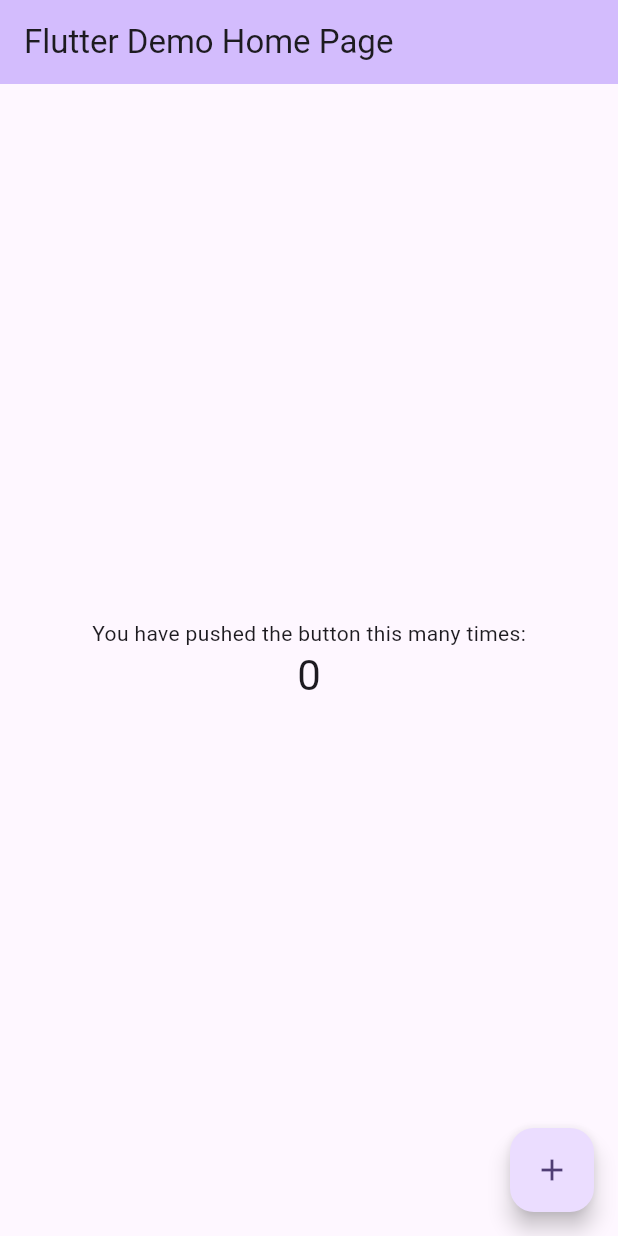
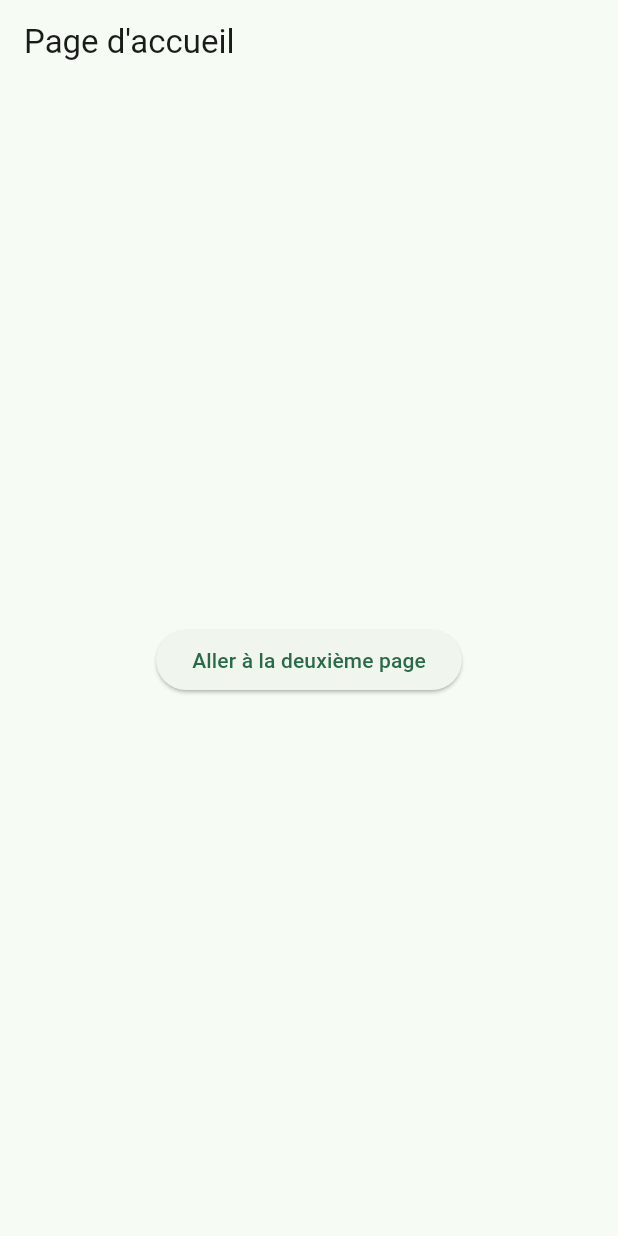
Before and after one commit to Matribuk/Todolist_WebApp, a Flutter app: the screen it shows after launch, on a phone screen of 412 x 824 dp. Run offline on Flutter 3.47's test engine with Material 2 defaults, Android fonts, the phone set to English and light mode, and no system bars.

Commit message:
:sparkles: In/Out Text & naviguator

```diff
--- a/src/lib/main.dart
+++ b/src/lib/main.dart
@@ -28,10 +28,60 @@ class MyApp extends StatelessWidget {
         //
         // This works for code too, not just values: Most code changes can be
         // tested with just a hot reload.
-        colorScheme: ColorScheme.fromSeed(seedColor: Colors.deepPurple),
+        colorScheme:
+            ColorScheme.fromSeed(seedColor: Color.fromARGB(255, 0, 238, 151)),
         useMaterial3: true,
       ),
-      home: const MyHomePage(title: 'Flutter Demo Home Page'),
+      home: const HomePage(title: 'Flutter Home Page'),
+      debugShowCheckedModeBanner: false,
+    );
+  }
+}
+
+// Page d'accueil
+class HomePage extends StatelessWidget {
+  const HomePage({super.key, required this.title});
+  final String title;
+  @override
+  Widget build(BuildContext context) {
+    return Scaffold(
+      appBar: AppBar(
+        title: const Text('Page d\'accueil'),
+      ),
+      body: Center(
+        child: ElevatedButton(
+          child: const Text('Aller à la deuxième page'),
+          onPressed: () {
+            Navigator.push(
+              context,
+              MaterialPageRoute(
+                  builder: (context) =>
+                      const MyHomePage(title: 'Flutter Home Page')),
+            );
+          },
+        ),
+      ),
+    );
+  }
+}
+
+// Deuxième page
+class SecondPage extends StatelessWidget {
+  const SecondPage({super.key});
+  @override
+  Widget build(BuildContext context) {
+    return Scaffold(
+      appBar: AppBar(
+        title: const Text('Deuxième page'),
+      ),
+      body: Center(
+        child: ElevatedButton(
+          child: const Text('Retour à la page d\'accueil'),
+          onPressed: () {
+            Navigator.pop(context);
+          },
+        ),
+      ),
     );
   }
 }
@@ -56,61 +106,57 @@ class MyHomePage extends StatefulWidget {
 
 class _MyHomePageState extends State<MyHomePage> {
   int _counter = 0;
+  String _text = '';
 
   void _incrementCounter() {
     setState(() {
-      // This call to setState tells the Flutter framework that something has
-      // changed in this State, which causes it to rerun the build method below
-      // so that the display can reflect the updated values. If we changed
-      // _counter without calling setState(), then the build method would not be
-      // called again, and so nothing would appear to happen.
       _counter++;
     });
   }
 
   @override
   Widget build(BuildContext context) {
-    // This method is rerun every time setState is called, for instance as done
-    // by the _incrementCounter method above.
-    //
-    // The Flutter framework has been optimized to make rerunning build methods
-    // fast, so that you can just rebuild anything that needs updating rather
-    // than having to individually change instances of widgets.
     return Scaffold(
       appBar: AppBar(
-        // TRY THIS: Try changing the color here to a specific color (to
-        // Colors.amber, perhaps?) and trigger a hot reload to see the AppBar
-        // change color while the other colors stay the same.
         backgroundColor: Theme.of(context).colorScheme.inversePrimary,
-        // Here we take the value from the MyHomePage object that was created by
-        // the App.build method, and use it to set our appbar title.
         title: Text(widget.title),
       ),
       body: Center(
-        // Center is a layout widget. It takes a single child and positions it
-        // in the middle of the parent.
         child: Column(
-          // Column is also a layout widget. It takes a list of children and
-          // arranges them vertically. By default, it sizes itself to fit its
-          // children horizontally, and tries to be as tall as its parent.
-          //
-          // Column has various properties to control how it sizes itself and
-          // how it positions its children. Here we use mainAxisAlignment to
-          // center the children vertically; the main axis here is the vertical
-          // axis because Columns are vertical (the cross axis would be
-          // horizontal).
-          //
-          // TRY THIS: Invoke "debug painting" (choose the "Toggle Debug Paint"
-          // action in the IDE, or press "p" in the console), to see the
-          // wireframe for each widget.
           mainAxisAlignment: MainAxisAlignment.center,
           children: <Widget>[
+            const Text(
+              'Texte saisi :',
+              style: TextStyle(fontSize: 20.0),
+            ),
+            Text(
+              _text,
+              style:
+                  const TextStyle(fontSize: 24.0, fontWeight: FontWeight.bold),
+            ),
+            const SizedBox(height: 20.0),
+            TextField(
+              onChanged: (value) {
+                setState(() {
+                  _text = value;
+                });
+              },
+              decoration: const InputDecoration(
+                labelText: 'Saisissez votre texte',
+              ),
+            ),
             const Text(
               'You have pushed the button this many times:',
             ),
             Text(
               '$_counter',
               style: Theme.of(context).textTheme.headlineMedium,
+            ),
+            ElevatedButton(
+              child: const Text('Retour à la page d\'accueil'),
+              onPressed: () {
+                Navigator.pop(context);
+              },
             ),
           ],
         ),
@@ -119,7 +165,7 @@ class _MyHomePageState extends State<MyHomePage> {
         onPressed: _incrementCounter,
         tooltip: 'Increment',
         child: const Icon(Icons.add),
-      ), // This trailing comma makes auto-formatting nicer for build methods.
+      ),
     );
   }
 }
```
